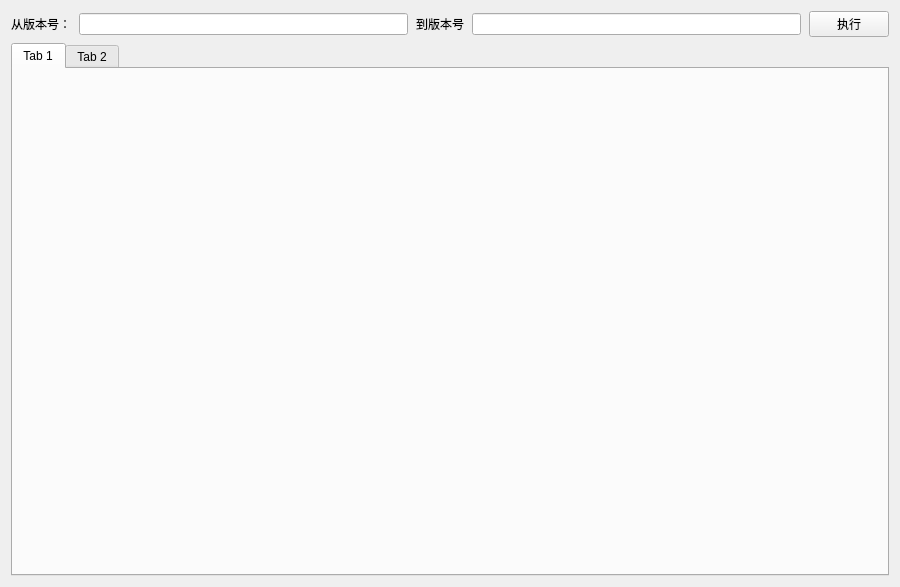
The window that UpdatePackageViewer/mainwindow.ui (Alan-ABC/qttest) describes before a commit, drawn with Qt 5.
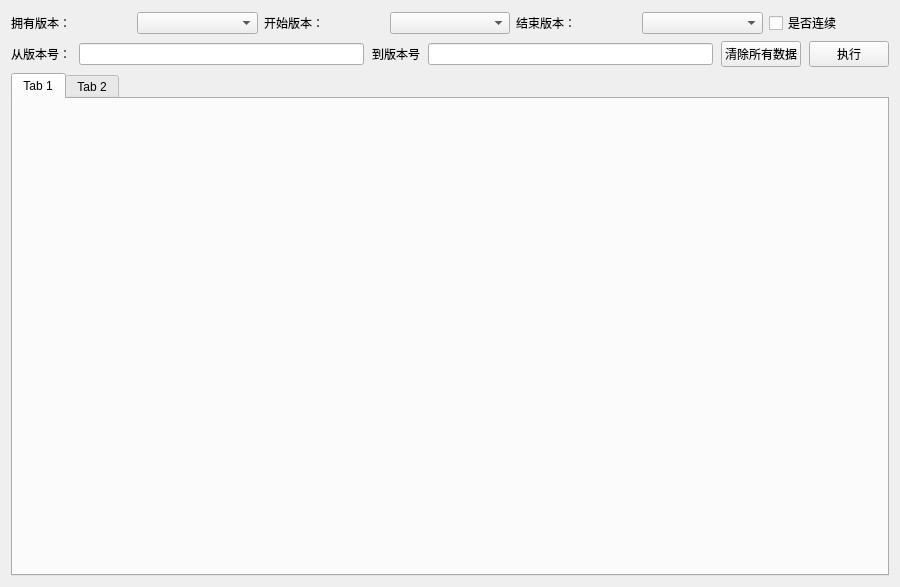
The same window after the commit.

Commit message: 增加选中、查找、自动填充文本

```diff
--- a/UpdatePackageViewer/mainwindow.ui
+++ b/UpdatePackageViewer/mainwindow.ui
@@ -28,6 +28,47 @@
    </property>
    <layout class="QGridLayout" name="gridLayout">
     <item row="0" column="0">
+     <layout class="QHBoxLayout" name="horizontalLayout_2">
+      <item>
+       <widget class="QLabel" name="label_5">
+        <property name="text">
+         <string>拥有版本：</string>
+        </property>
+       </widget>
+      </item>
+      <item>
+       <widget class="QComboBox" name="AEdition"/>
+      </item>
+      <item>
+       <widget class="QLabel" name="label_3">
+        <property name="text">
+         <string>开始版本：</string>
+        </property>
+       </widget>
+      </item>
+      <item>
+       <widget class="QComboBox" name="fromNumer"/>
+      </item>
+      <item>
+       <widget class="QLabel" name="label_4">
+        <property name="text">
+         <string>结束版本：</string>
+        </property>
+       </widget>
+      </item>
+      <item>
+       <widget class="QComboBox" name="toNumber"/>
+      </item>
+      <item>
+       <widget class="QCheckBox" name="bAllCheck">
+        <property name="text">
+         <string>是否连续</string>
+        </property>
+       </widget>
+      </item>
+     </layout>
+    </item>
+    <item row="4" column="0">
      <layout class="QVBoxLayout" name="verticalLayout">
       <property name="sizeConstraint">
        <enum>QLayout::SetMinAndMaxSize</enum>
@@ -60,6 +101,13 @@
         <item>
          <widget class="QLineEdit" name="toVersion"/>
         </item>
+        <item>
+         <widget class="QPushButton" name="clearBtn">
+          <property name="text">
+           <string>清除所有数据</string>
+          </property>
+         </widget>
+        </item>
         <item>
          <widget class="QPushButton" name="pushButton">
           <property name="text">
@@ -71,7 +119,7 @@
       </item>
      </layout>
     </item>
-    <item row="1" column="0">
+    <item row="5" column="0">
      <widget class="QTabWidget" name="tabsVersion">
       <widget class="QWidget" name="tab">
        <attribute name="title">
```
The commit also changes 2 other files.
